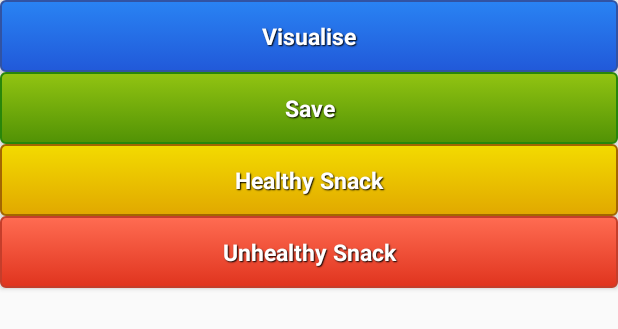
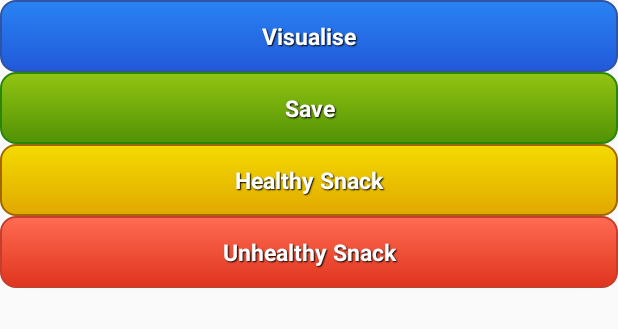
Before and after one commit to aqibmushtaq/icrave-app, an Android app: the layout fragment_icrave_options.xml on its own in the app's theme, with its tools: preview values and no code run, on a phone screen of 412 x 824 dp. Shown: the top 329 px of the screen. Run offline under Robolectric (Android 15) with nearby library versions, the phone set to English and light mode, and no system bars.

Commit message:
Made custom buttons more rounded.

```diff
--- a/src/iCrave/icrave/src/main/res/drawable/custom_btn_blue.xml
+++ b/src/iCrave/icrave/src/main/res/drawable/custom_btn_blue.xml
@@ -1,25 +1,25 @@
 <?xml version="1.0" encoding="utf-8"?>
 
 <selector xmlns:android="http://schemas.android.com/apk/res/android">
-    <item android:state_pressed="true" >
-        <shape android:shape="rectangle"  >
-            <corners android:radius="3dip" />
+    <item android:state_pressed="true">
+        <shape android:shape="rectangle">
+            <corners android:radius="10dip" />
             <stroke android:width="1dip" android:color="#3153a3" />
-            <gradient  android:angle="-90"  android:startColor="#1d4d9f" android:endColor="#163e93" />
+            <gradient android:angle="-90" android:startColor="#1d4d9f" android:endColor="#163e93" />
         </shape>
     </item>
     <item android:state_focused="true">
-        <shape android:shape="rectangle"  >
-            <corners android:radius="3dip" />
+        <shape android:shape="rectangle">
+            <corners android:radius="10dip" />
             <stroke android:width="1dip" android:color="#3153a3" />
-            <solid  android:color="#e0341e"/>
+            <solid android:color="#e0341e" />
         </shape>
     </item>
-    <item >
-        <shape android:shape="rectangle"  >
-            <corners android:radius="3dip" />
+    <item>
+        <shape android:shape="rectangle">
+            <corners android:radius="10dip" />
             <stroke android:width="1dip" android:color="#3153a3" />
-            <gradient  android:angle="-90"  android:startColor="#2983f3" android:endColor="#2159d9" />
+            <gradient android:angle="-90" android:startColor="#2983f3" android:endColor="#2159d9" />
         </shape>
     </item>
 </selector>
--- a/src/iCrave/icrave/src/main/res/drawable/custom_btn_green.xml
+++ b/src/iCrave/icrave/src/main/res/drawable/custom_btn_green.xml
@@ -1,25 +1,25 @@
 <?xml version="1.0" encoding="utf-8"?>
 
 <selector xmlns:android="http://schemas.android.com/apk/res/android">
-        <item android:state_pressed="true" >
-            <shape android:shape="rectangle"  >
-                <corners android:radius="3dip" />
+    <item android:state_pressed="true">
+        <shape android:shape="rectangle">
+            <corners android:radius="10dip" />
             <stroke android:width="1dip" android:color="#28860a" />
-                <gradient  android:angle="-90"  android:startColor="#399710" android:endColor="#2b7312" />
+            <gradient android:angle="-90" android:startColor="#399710" android:endColor="#2b7312" />
         </shape>
     </item>
     <item android:state_focused="true">
-            <shape android:shape="rectangle"  >
-                <corners android:radius="3dip" />
+        <shape android:shape="rectangle">
+            <corners android:radius="10dip" />
             <stroke android:width="1dip" android:color="#28860a" />
-                <solid  android:color="#92c412" />
+            <solid android:color="#92c412" />
         </shape>
     </item>
-        <item >
-            <shape android:shape="rectangle"  >
-                <corners android:radius="3dip" />
+    <item>
+        <shape android:shape="rectangle">
+            <corners android:radius="10dip" />
             <stroke android:width="1dip" android:color="#28860a" />
-                <gradient  android:angle="-90"  android:startColor="#92c412" android:endColor="#519205" />
+            <gradient android:angle="-90" android:startColor="#92c412" android:endColor="#519205" />
         </shape>
     </item>
 </selector>
--- a/src/iCrave/icrave/src/main/res/drawable/custom_btn_orange.xml
+++ b/src/iCrave/icrave/src/main/res/drawable/custom_btn_orange.xml
@@ -1,25 +1,25 @@
 <?xml version="1.0" encoding="utf-8"?>
 
 <selector xmlns:android="http://schemas.android.com/apk/res/android">
-        <item android:state_pressed="true" >
-            <shape android:shape="rectangle"  >
-                <corners android:radius="3dip" />
+    <item android:state_pressed="true">
+        <shape android:shape="rectangle">
+            <corners android:radius="10dip" />
             <stroke android:width="1dip" android:color="#c53e2b" />
-                <gradient  android:angle="-90"  android:startColor="#a11005" android:endColor="#d62608"  />
+            <gradient android:angle="-90" android:startColor="#a11005" android:endColor="#d62608" />
         </shape>
     </item>
     <item android:state_focused="true">
-            <shape android:shape="rectangle"  >
-                <corners android:radius="3dip" />
+        <shape android:shape="rectangle">
+            <corners android:radius="10dip" />
             <stroke android:width="1dip" android:color="#c53e2b" />
-                <solid  android:color="#e0341e"/>
+            <solid android:color="#e0341e" />
         </shape>
     </item>
-        <item >
-            <shape android:shape="rectangle"  >
-                <corners android:radius="3dip" />
+    <item>
+        <shape android:shape="rectangle">
+            <corners android:radius="10dip" />
             <stroke android:width="1dip" android:color="#c53e2b" />
-                <gradient  android:angle="-90"  android:startColor="#ff6c52" android:endColor="#e0341e" />
+            <gradient android:angle="-90" android:startColor="#ff6c52" android:endColor="#e0341e" />
         </shape>
     </item>
 </selector>
--- a/src/iCrave/icrave/src/main/res/drawable/custom_btn_yellow.xml
+++ b/src/iCrave/icrave/src/main/res/drawable/custom_btn_yellow.xml
@@ -1,25 +1,25 @@
 <?xml version="1.0" encoding="utf-8"?>
 
 <selector xmlns:android="http://schemas.android.com/apk/res/android">
-    <item android:state_pressed="true" >
-        <shape android:shape="rectangle"  >
-            <corners android:radius="3dip" />
+    <item android:state_pressed="true">
+        <shape android:shape="rectangle">
+            <corners android:radius="10dip" />
             <stroke android:width="1dip" android:color="#c58430" />
-            <gradient  android:angle="-90"  android:startColor="#7e6315" android:endColor="#bc740a" />
+            <gradient android:angle="-90" android:startColor="#7e6315" android:endColor="#bc740a" />
         </shape>
     </item>
     <item android:state_focused="true">
-        <shape android:shape="rectangle"  >
-            <corners android:radius="3dip" />
+        <shape android:shape="rectangle">
+            <corners android:radius="10dip" />
             <stroke android:width="1dip" android:color="#c58430" />
-            <solid  android:color="#e0341e"/>
+            <solid android:color="#e0341e" />
         </shape>
     </item>
-    <item >
-        <shape android:shape="rectangle"  >
-            <corners android:radius="3dip" />
+    <item>
+        <shape android:shape="rectangle">
+            <corners android:radius="10dip" />
             <stroke android:width="1dip" android:color="#a36601" />
-            <gradient  android:angle="-90"  android:startColor="#f3db00" android:endColor="#e1a800" />
+            <gradient android:angle="-90" android:startColor="#f3db00" android:endColor="#e1a800" />
         </shape>
     </item>
 </selector>
```
Lines whose indentation alone changed are shown as unchanged.
